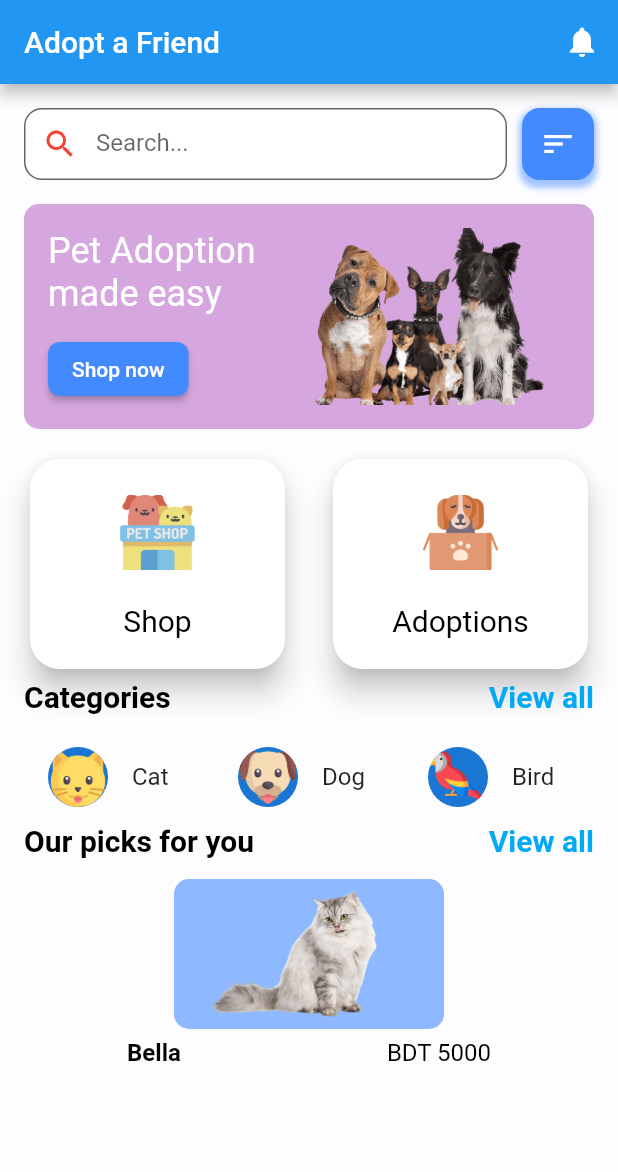
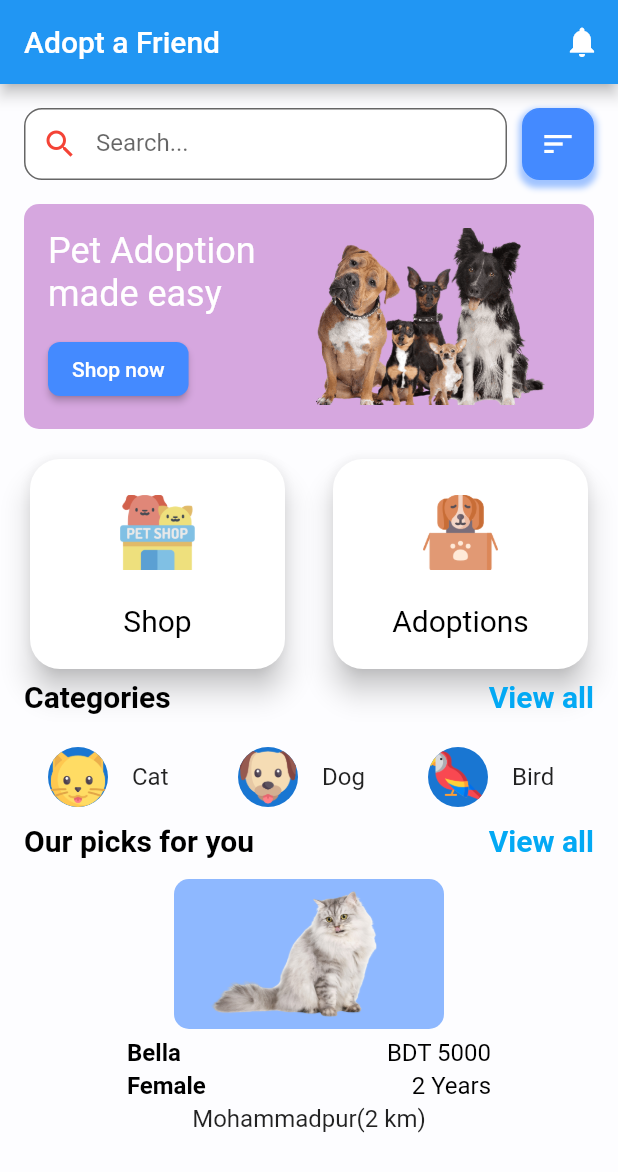
Before and after one commit to atik-sabuj/pet_shop, a Flutter app: the screen it shows after launch, on a phone screen of 412 x 824 dp. Shown: the top 1172 px of the screen. Run offline on Flutter 3.47's test engine with Material 2 defaults, Android fonts, the light colour scheme and no system bars.

Commit message:
updates designs

```diff
--- a/lib/splash_screen.dart
+++ b/lib/splash_screen.dart
@@ -328,6 +328,28 @@ class SecondScreen extends StatelessWidget {
                 ],
               ),
 
+              SizedBox(
+                height: 16,
+              ),
+              Row(
+                mainAxisAlignment: MainAxisAlignment.spaceAround,
+                children: [
+                  Text("Female",style: TextStyle(fontSize: 16,fontWeight: FontWeight.bold,color: Colors.black,height: .4),),
+                  Text("2 Years",style: TextStyle(fontSize: 16,color: Colors.black,height: .4),),
+                ],
+              ),
+
+              SizedBox(
+                height: 16,
+              ),
+              Row(
+                mainAxisAlignment: MainAxisAlignment.spaceAround,
+                children: [
+                  //Icon(Icons.location_on),
+                  Text("Mohammadpur(2 km)",style: TextStyle(fontSize: 16,color: Colors.black87,height: .4),),
+                ],
+              ),
+
             ],
           ),
         ),
```
